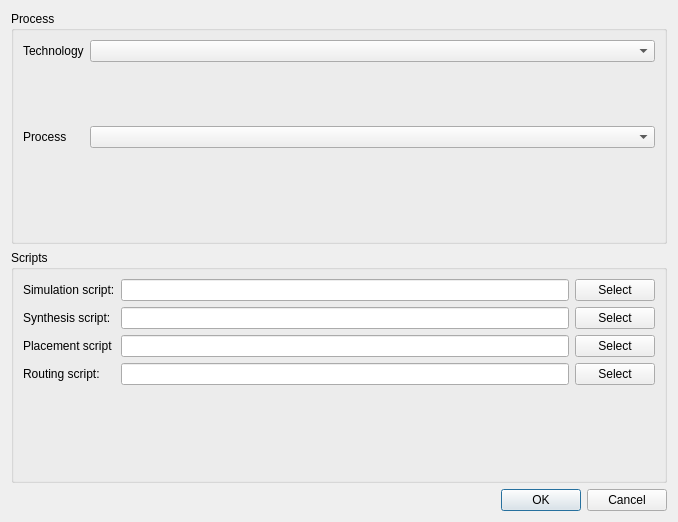
The window that projectsettings.ui (libresilicon/qtflow) describes before a commit, drawn with Qt 5.
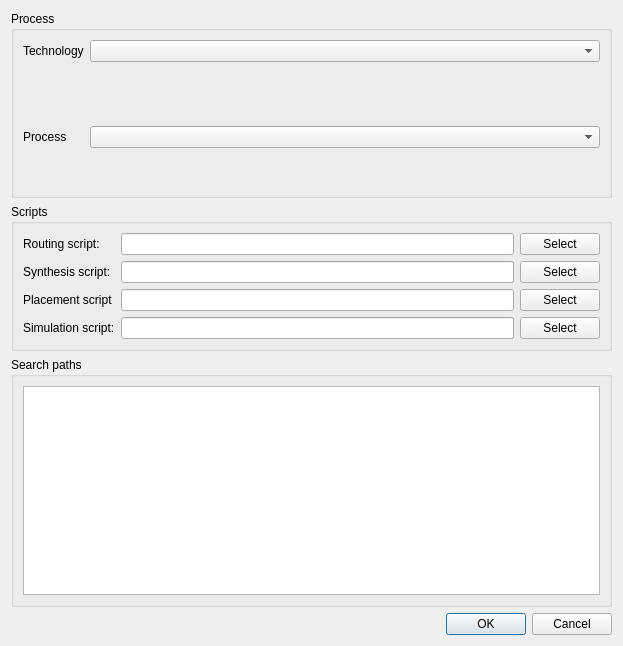
The same window after the commit. Icons and pictures are not drawn.

```diff
--- a/projectsettings.ui
+++ b/projectsettings.ui
@@ -6,8 +6,8 @@
    <rect>
     <x>0</x>
     <y>0</y>
-    <width>678</width>
-    <height>522</height>
+    <width>623</width>
+    <height>646</height>
    </rect>
   </property>
   <property name="windowTitle">
@@ -17,11 +17,9 @@
    <iconset resource="icons/icons.qrc">
     <normaloff>:/qflow_logo.png</normaloff>:/qflow_logo.png</iconset>
   </property>
-  <layout class="QVBoxLayout" name="verticalLayout_5">
+  <layout class="QVBoxLayout" name="verticalLayout_4">
    <item>
-    <layout class="QVBoxLayout" name="verticalLayout">
-     <item>
-      <widget class="QGroupBox" name="groupBox">
+    <widget class="QGroupBox" name="groupBoxProcess">
        <property name="title">
         <string>Process</string>
        </property>
@@ -96,27 +94,25 @@
       </widget>
      </item>
      <item>
-      <widget class="QGroupBox" name="groupBox_2">
+    <widget class="QGroupBox" name="groupBoxScripts">
        <property name="title">
         <string>Scripts</string>
        </property>
-       <layout class="QVBoxLayout" name="verticalLayout_4">
-        <item>
          <layout class="QFormLayout" name="formLayout_2">
-          <item row="0" column="0">
-           <widget class="QLabel" name="pathOfYosysLabel">
+      <item row="2" column="0">
+       <widget class="QLabel" name="pathOfIcarusLabel">
             <property name="text">
-             <string>Simulation script:</string>
+         <string>Routing script:</string>
             </property>
            </widget>
           </item>
-          <item row="0" column="1">
-           <layout class="QHBoxLayout" name="horizontalLayout">
+      <item row="2" column="1">
+       <layout class="QHBoxLayout" name="horizontalLayout_4">
             <item>
-             <widget class="QLineEdit" name="pathSimulationScript"/>
+         <widget class="QLineEdit" name="pathRoutingScript"/>
             </item>
             <item>
-             <widget class="QPushButton" name="simulationScriptButton">
+         <widget class="QPushButton" name="routingScriptButton">
               <property name="text">
                <string>Select</string>
               </property>
@@ -124,14 +120,14 @@
             </item>
            </layout>
           </item>
-          <item row="1" column="0">
+      <item row="3" column="0">
            <widget class="QLabel" name="pathOfGraywolfLabel">
             <property name="text">
              <string>Synthesis script:</string>
             </property>
            </widget>
           </item>
-          <item row="1" column="1">
+      <item row="3" column="1">
            <layout class="QHBoxLayout" name="horizontalLayout_2">
             <item>
              <widget class="QLineEdit" name="pathSynthesisScript"/>
@@ -145,7 +141,14 @@
             </item>
            </layout>
           </item>
-          <item row="2" column="1">
+      <item row="4" column="0">
+       <widget class="QLabel" name="pathOfQRouterLabel">
+        <property name="text">
+         <string>Placement script</string>
+        </property>
+       </widget>
+      </item>
+      <item row="4" column="1">
            <layout class="QHBoxLayout" name="horizontalLayout_3">
             <item>
              <widget class="QLineEdit" name="pathPlacementScript"/>
@@ -159,20 +162,20 @@
             </item>
            </layout>
           </item>
-          <item row="3" column="0">
-           <widget class="QLabel" name="pathOfIcarusLabel">
+      <item row="5" column="0">
+       <widget class="QLabel" name="pathOfYosysLabel">
             <property name="text">
-             <string>Routing script:</string>
+         <string>Simulation script:</string>
             </property>
            </widget>
           </item>
-          <item row="3" column="1">
-           <layout class="QHBoxLayout" name="horizontalLayout_4">
+      <item row="5" column="1">
+       <layout class="QHBoxLayout" name="horizontalLayout">
             <item>
-             <widget class="QLineEdit" name="pathRoutingScript"/>
+         <widget class="QLineEdit" name="pathSimulationScript"/>
             </item>
             <item>
-             <widget class="QPushButton" name="routingScriptButton">
+         <widget class="QPushButton" name="simulationScriptButton">
               <property name="text">
                <string>Select</string>
               </property>
@@ -180,19 +183,20 @@
             </item>
            </layout>
           </item>
-          <item row="2" column="0">
-           <widget class="QLabel" name="pathOfQRouterLabel">
-            <property name="text">
-             <string>Placement script</string>
-            </property>
-           </widget>
-          </item>
-         </layout>
-        </item>
-       </layout>
-      </widget>
-     </item>
-    </layout>
+     </layout>
+    </widget>
+   </item>
+   <item>
+    <widget class="QGroupBox" name="groupBoxSearchPaths">
+     <property name="title">
+      <string>Search paths</string>
+     </property>
+     <layout class="QVBoxLayout" name="verticalLayout">
+      <item>
+       <widget class="QListWidget" name="searchPaths"/>
+      </item>
+     </layout>
+    </widget>
    </item>
    <item>
     <widget class="QDialogButtonBox" name="buttonBox">
```
Lines whose indentation alone changed are shown as unchanged.
